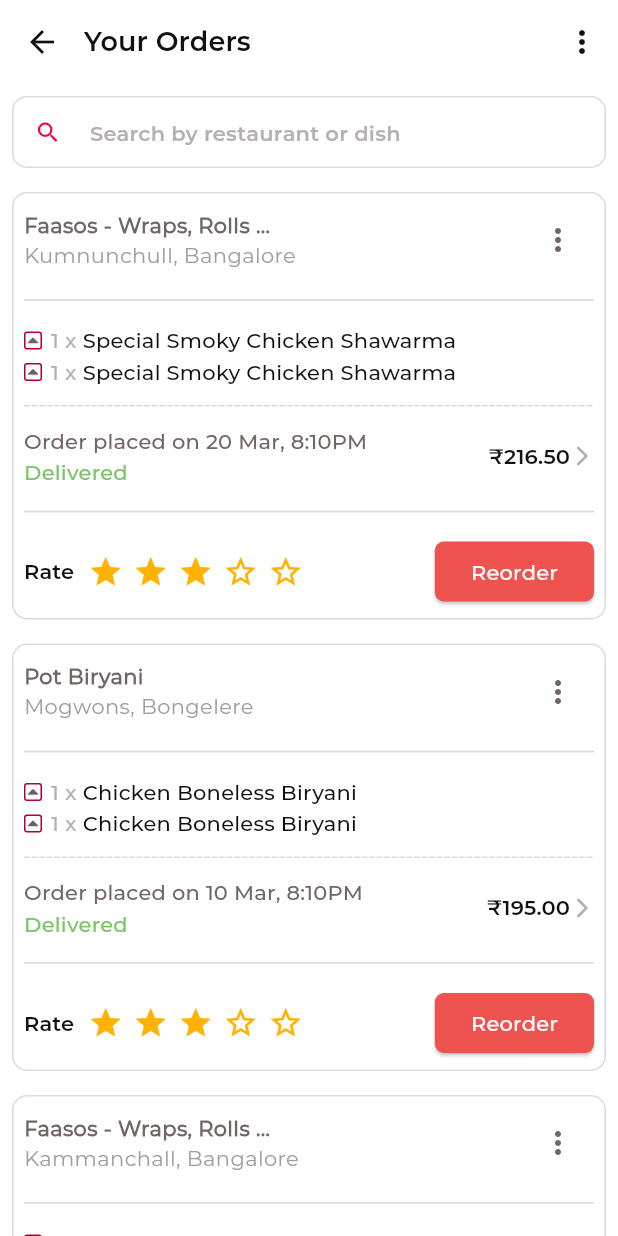
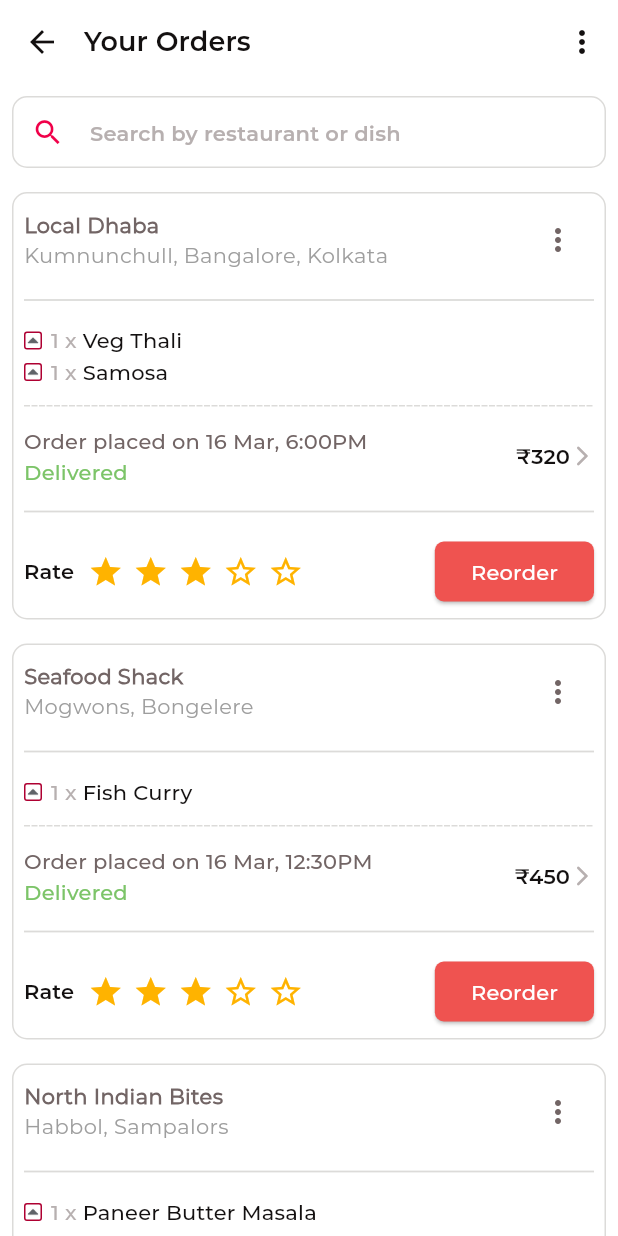
Before and after one commit to tulasireddytulasi/SpicyPickles, a Flutter app: the OrdersScreen screen opened directly, on a phone screen of 412 x 824 dp. Run offline on Flutter 3.47's test engine with Material 3 defaults, Android fonts, the phone set to English and light mode, and no system bars; our stand-ins replace bloc, cached_network_image, equatable, flutter_bloc, flutter_svg, infinite_scroll_pagination and 2 more; network calls fail.

Commit message:
add: Updated Orders Model and made data dynamic

```diff
--- a/lib/core/utils/dummy_data/orders_data.dart
+++ b/lib/core/utils/dummy_data/orders_data.dart
@@ -6,7 +6,7 @@ class OrdersData {
       {
         "orderDate": "16 Mar, 6:00PM",
         "orderId": "#123456789ABC",
-        "deliveryAddress": "Bangalore",
+        "deliveryAddress": "Bangalore, Kolkata",
         "orderDeliveredDate": "16 Mar, 7:15PM",
         "totalPrice": 320,
         "taxes": 18,
@@ -14,12 +14,13 @@ class OrdersData {
         "couponName": "EATNOW",
         "deliveryCharges": 25,
         "restPackingCharges": 5,
+        "restaurantName": "Local Dhaba",
+        "restaurantLocation": "Kumnunchull, Bangalore, Kolkata",
         "platformFees": 5,
         "payment": "Paytm",
         "phoneNo": 9988776655,
-        "Items": [
+        "items": [
           {
-            "restaurantName": "Local Dhaba",
             "itemName": "Veg Thali",
             "price": 200,
             "rating": 4.2,
@@ -27,7 +28,6 @@ class OrdersData {
             "isVeg": true,
           },
           {
-            "restaurantName": "Snack Corner",
             "itemName": "Samosa",
             "price": 120,
             "rating": 4,
@@ -47,12 +47,13 @@ class OrdersData {
         "couponName": "LUNCHDEAL",
         "deliveryCharges": 30,
         "restPackingCharges": 3,
+        "restaurantName": "Seafood Shack",
+        "restaurantLocation": 'Mogwons, Bongelere',
         "platformFees": 7,
         "payment": "Google Pay",
         "phoneNo": 8899001122,
-        "Items": [
+        "items": [
           {
-            "restaurantName": "Seafood Shack",
             "itemName": "Fish Curry",
             "price": 450,
             "rating": 4.5,
@@ -72,12 +73,13 @@ class OrdersData {
         "couponName": "DINNER15",
         "deliveryCharges": 20,
         "restPackingCharges": 2,
+        "restaurantName": "North Indian Bites",
+        "restaurantLocation": "Habbol, Sampalors",
         "platformFees": 4,
         "payment": "Credit Card",
         "phoneNo": 7766554433,
-        "Items": [
+        "items": [
           {
-            "restaurantName": "North Indian Bites",
             "itemName": "Paneer Butter Masala",
             "price": 280,
             "rating": 4.3,
@@ -97,12 +99,13 @@ class OrdersData {
         "couponName": "TEAANDSNACKS",
         "deliveryCharges": 28,
         "restPackingCharges": 4,
+        "restaurantName": "Coffee House",
+        "restaurantLocation": "Hennur, Bangalore, Kolkata",
         "platformFees": 6,
         "payment": "UPI",
         "phoneNo": 6655443322,
-        "Items": [
+        "items": [
           {
-            "restaurantName": "Coffee House",
             "itemName": "Idli Vada",
             "price": 180,
             "rating": 4.1,
@@ -122,12 +125,13 @@ class OrdersData {
         "couponName": "MORNINGJOY",
         "deliveryCharges": 18,
         "restPackingCharges": 1,
+        "restaurantName": "Sweet Shop",
+        "restaurantLocation": "Hennur, Bangalore, Kolkata",
         "platformFees": 3,
         "payment": "Debit Card",
         "phoneNo": 5544332211,
-        "Items": [
+        "items": [
           {
-            "restaurantName": "Sweet Shop",
             "itemName": "Rasgulla",
             "price": 250,
             "rating": 4.4,
@@ -147,12 +151,12 @@ class OrdersData {
         "couponName": "BRUNCH",
         "deliveryCharges": 22,
         "restPackingCharges": 3,
+        "restaurantName": "Healthy Bites",
         "platformFees": 5,
         "payment": "Paytm",
         "phoneNo": 4433221100,
-        "Items": [
+        "items": [
           {
-            "restaurantName": "Healthy Bites",
             "itemName": "Poha",
             "price": 150,
             "rating": 4.6,
@@ -172,12 +176,12 @@ class OrdersData {
         "couponName": "RAJASTHAN",
         "deliveryCharges": 15,
         "restPackingCharges": 2,
+        "restaurantName": "Rajasthani Foods",
         "platformFees": 3,
         "payment": "Google Pay",
         "phoneNo": 3322110099,
-        "Items": [
+        "items": [
           {
-            "restaurantName": "Rajasthani Foods",
             "itemName": "Dal Baati",
             "price": 220,
             "rating": 4.7,
@@ -197,12 +201,12 @@ class OrdersData {
         "couponName": "LUCKNOWI",
         "deliveryCharges": 19,
         "restPackingCharges": 2,
+        "restaurantName": "Kebabs & Biryani",
         "platformFees": 4,
         "payment": "Credit Card",
         "phoneNo": 2211009988,
-        "Items": [
+        "items": [
           {
-            "restaurantName": "Kebabs & Biryani",
             "itemName": "Veg Biryani",
             "price": 270,
             "rating": 4.2,
--- a/lib/model/orders_model.dart
+++ b/lib/model/orders_model.dart
@@ -11,28 +11,28 @@ String ordersModelToJson(OrdersModel data) => json.encode(data.toJson());
 class OrdersModel {
   int? totalResults;
   int? page;
-  List<Order>? orders;
+  List<Orders>? ordersList;
 
   OrdersModel({
     this.totalResults,
     this.page,
-    this.orders,
+    this.ordersList,
   });
 
   factory OrdersModel.fromJson(Map<String, dynamic> json) => OrdersModel(
     totalResults: json["totalResults"],
     page: json["page"],
-    orders: json["orders"] == null ? [] : List<Order>.from(json["orders"]!.map((x) => Order.fromJson(x))),
+    ordersList: json["ordersList"] == null ? [] : List<Orders>.from(json["ordersList"]!.map((x) => Orders.fromJson(x))),
   );
 
   Map<String, dynamic> toJson() => {
     "totalResults": totalResults,
     "page": page,
-    "orders": orders == null ? [] : List<dynamic>.from(orders!.map((x) => x.toJson())),
+    "ordersList": ordersList == null ? [] : List<dynamic>.from(ordersList!.map((x) => x.toJson())),
   };
 }
 
-class Order {
+class Orders {
   String? orderDate;
   String? orderId;
   String? deliveryAddress;
@@ -43,12 +43,14 @@ class Order {
   String? couponName;
   int? deliveryCharges;
   int? restPackingCharges;
+  String? restaurantName;
+  String? restaurantLocation;
   int? platformFees;
   String? payment;
   int? phoneNo;
   List<Item>? items;
 
-  Order({
+  Orders({
     this.orderDate,
     this.orderId,
     this.deliveryAddress,
@@ -59,13 +61,15 @@ class Order {
     this.couponName,
     this.deliveryCharges,
     this.restPackingCharges,
+    this.restaurantName,
+    this.restaurantLocation,
     this.platformFees,
     this.payment,
     this.phoneNo,
     this.items,
   });
 
-  factory Order.fromJson(Map<String, dynamic> json) => Order(
+  factory Orders.fromJson(Map<String, dynamic> json) => Orders(
     orderDate: json["orderDate"],
     orderId: json["orderId"],
     deliveryAddress: json["deliveryAddress"],
@@ -76,10 +80,12 @@ class Order {
     couponName: json["couponName"],
     deliveryCharges: json["deliveryCharges"],
     restPackingCharges: json["restPackingCharges"],
+    restaurantName: json["restaurantName"],
+    restaurantLocation: json["restaurantLocation"],
     platformFees: json["platformFees"],
     payment: json["payment"],
     phoneNo: json["phoneNo"],
-    items: json["Items"] == null ? [] : List<Item>.from(json["Items"]!.map((x) => Item.fromJson(x))),
+    items: json["items"] == null ? [] : List<Item>.from(json["items"]!.map((x) => Item.fromJson(x))),
   );
 
   Map<String, dynamic> toJson() => {
@@ -93,15 +99,16 @@ class Order {
     "couponName": couponName,
     "deliveryCharges": deliveryCharges,
     "restPackingCharges": restPackingCharges,
+    "restaurantName": restaurantName,
+    "restaurantLocation": restaurantLocation,
     "platformFees": platformFees,
     "payment": payment,
     "phoneNo": phoneNo,
-    "Items": items == null ? [] : List<dynamic>.from(items!.map((x) => x.toJson())),
+    "items": items == null ? [] : List<dynamic>.from(items!.map((x) => x.toJson())),
   };
 }
 
 class Item {
-  String? restaurantName;
   String? itemName;
   int? price;
   double? rating;
@@ -109,7 +116,6 @@ class Item {
   bool? isVeg;
 
   Item({
-    this.restaurantName,
     this.itemName,
     this.price,
     this.rating,
@@ -118,7 +124,6 @@ class Item {
   });
 
   factory Item.fromJson(Map<String, dynamic> json) => Item(
-    restaurantName: json["restaurantName"],
     itemName: json["itemName"],
     price: json["price"],
     rating: json["rating"]?.toDouble(),
@@ -127,7 +132,6 @@ class Item {
   );
 
   Map<String, dynamic> toJson() => {
-    "restaurantName": restaurantName,
     "itemName": itemName,
     "price": price,
     "rating": rating,
--- a/lib/presentation/orders_screen/bloc/orders_bloc.dart
+++ b/lib/presentation/orders_screen/bloc/orders_bloc.dart
@@ -21,7 +21,7 @@ class OrdersBloc extends Bloc<OrdersEvent, OrdersState> {
       emit(const OrdersLoading());
       await Future.delayed(Duration(milliseconds: 500));
       final ordersModel = ordersModelFromJson(json.encode(OrdersData.ordersData));
-      final List<Order> ordersList = ordersModel.orders ?? [];
+      final List<Orders> ordersList = ordersModel.ordersList ?? [];
       emit(OrdersLoaded(ordersList: ordersList));
     } catch (e, s) {
       log("FetchFoodItems Error: $e");
--- a/lib/presentation/orders_screen/bloc/orders_state.dart
+++ b/lib/presentation/orders_screen/bloc/orders_state.dart
@@ -22,7 +22,7 @@ final class OrdersLoading extends OrdersState {
 final class OrdersLoaded extends OrdersState {
   const OrdersLoaded({required this.ordersList});
 
-  final List<Order> ordersList;
+  final List<Orders> ordersList;
 
   @override
   List<Object> get props => [];
--- a/lib/presentation/orders_screen/orders_screen.dart
+++ b/lib/presentation/orders_screen/orders_screen.dart
@@ -30,9 +30,7 @@ class _OrdersScreenState extends State<OrdersScreen> {
         title: Text('Your Orders', style: context.textStyle?.labelLarge?.copyWith(fontSize: 18)),
         leading: IconButton(
           icon: const Icon(Icons.arrow_back),
-          onPressed: () {
-            // Handle back button press
-          },
+          onPressed: () => Navigator.pop(context),
         ),
         actions: [
           IconButton(
@@ -48,6 +46,8 @@ class _OrdersScreenState extends State<OrdersScreen> {
           if (state == OrdersLoading()) {
             return ShimmerEffect();
           }
+          if(state == OrdersLoaded(ordersList: [])){
+           (state as OrdersLoaded);
             return Column(
               children: [
                 Padding(
@@ -59,7 +59,7 @@ class _OrdersScreenState extends State<OrdersScreen> {
                         fontFamily: 'MontserratSemiBold',
                         color: AppColors.grey,
                       ),
-                    prefixIcon: Icon(Icons.search, color: AppColors.crimson),
+                      prefixIcon: Icon(Icons.search, color: AppColors.crimson, size: 22,),
                       border: OutlineInputBorder(
                         borderRadius: BorderRadius.circular(10.0),
                       ),
@@ -67,55 +67,20 @@ class _OrdersScreenState extends State<OrdersScreen> {
                   ),
                 ),
                 Expanded(
-                child: ListView(
-                  children: [
-                    OrderItem(
-                      restaurantName: 'Faasos - Wraps, Rolls ...',
-                      location: 'Kumnunchull, Bangalore',
-                      dishName: 'Special Smoky Chicken Shawarma',
-                      price: '₹216.50',
-                      orderDate: '20 Mar, 8:10PM',
-                    ),
-                    OrderItem(
-                      restaurantName: 'Pot Biryani',
-                      location: 'Mogwons, Bongelere',
-                      dishName: 'Chicken Boneless Biryani',
-                      price: '₹195.00',
-                      orderDate: '10 Mar, 8:10PM',
-                    ),
-                    OrderItem(
-                      restaurantName: 'Faasos - Wraps, Rolls ...',
-                      location: 'Kammanchall, Bangalore',
-                      dishName: 'Special Smoky Chicken Shawarma',
-                      price: '₹226.21',
-                      orderDate: '14 Feb, 12:27AM',
-                    ),
-                    OrderItem(
-                      restaurantName: 'Faasos - Wraps, Rolls ...',
-                      location: 'Kummanchall, Bangalore',
-                      dishName: 'Classic Smoky Chicken Shawarma',
-                      price: '₹190.27',
-                      orderDate: '11 Feb, 7:47PM',
-                    ),
-                    OrderItem(
-                      restaurantName: 'Paradise Biryani - A L ...',
-                      location: 'Habbol, Sampalors',
-                      dishName: 'Rayal Chicken Dum Biryani (Serves 1)',
-                      price: '₹245.00',
-                      orderDate: '07 Feb, 9:53PM',
-                    ),
-                    OrderItem(
-                      restaurantName: 'Rolls On Wheels - Sha ...',
-                      location: 'Hennur, Bangalore',
-                      dishName: 'Chicken Tikka Roll',
-                      price: '₹206.00',
-                      orderDate: '06 Feb, 11:00PM',
-                    ),
-                  ],
+                  child: ListView.separated(
+                    itemCount: state.ordersList.length,
+                    separatorBuilder: (context, index) => SizedBox.shrink(),
+                    itemBuilder: (context, index) {
+                      return OrderItem(
+                        orders: state.ordersList[index],
+                      );
+                    },
                   ),
                 ),
               ],
             );
+          }
+          return Center(child: Text("No Orders"),);
         },
       ),
     );
--- a/lib/presentation/orders_screen/widget/order_card.dart
+++ b/lib/presentation/orders_screen/widget/order_card.dart
@@ -1,24 +1,15 @@
 import 'package:flutter/material.dart';
 import 'package:spicypickles/core/utils/app_colors.dart';
 import 'package:spicypickles/core/utils/app_extensions.dart';
+import 'package:spicypickles/model/orders_model.dart';
 import 'package:spicypickles/presentation/orders_screen/widget/non_veg_icon.dart';
 import 'package:spicypickles/presentation/orders_screen/widget/star_rating_widget.dart';
 import 'package:spicypickles/presentation/widgets/dash_line_divider_widget.dart';
 
 class OrderItem extends StatelessWidget {
-  final String restaurantName;
-  final String location;
-  final String dishName;
-  final String price;
-  final String orderDate;
+  final Orders orders;
 
-  OrderItem({
-    required this.restaurantName,
-    required this.location,
-    required this.dishName,
-    required this.price,
-    required this.orderDate,
-  });
+  OrderItem({required this.orders});
 
   @override
   Widget build(BuildContext context) {
@@ -46,10 +37,10 @@ class OrderItem extends StatelessWidget {
                     crossAxisAlignment: CrossAxisAlignment.start,
                     children: [
                       Text(
-                        restaurantName,
+                        orders.restaurantName ?? "",
                         style: const TextStyle(fontWeight: FontWeight.bold),
                       ),
-                      Text(location, style: const TextStyle(color: Colors.grey)),
+                      Text(orders.restaurantLocation ?? "", style: const TextStyle(color: Colors.grey)),
                     ],
                   ),
                   IconButton(
@@ -67,7 +58,7 @@ class OrderItem extends StatelessWidget {
                 crossAxisAlignment: CrossAxisAlignment.start,
                 mainAxisSize: MainAxisSize.min,
                 children: List.generate(
-                  2,
+                  orders.items?.length ?? 0,
                   (index) {
                     return Row(
                       crossAxisAlignment: CrossAxisAlignment.start,
@@ -81,11 +72,11 @@ class OrderItem extends StatelessWidget {
                           child: RichText(
                             text: TextSpan(children: [
                               TextSpan(
-                                text: "1 x ",
+                                text: "${orders.items?[index].noOfItems} x ",
                                 style: context.textStyle?.titleMedium?.copyWith(color: AppColors.grey),
                               ),
                               TextSpan(
-                                text: dishName,
+                                text: orders.items?[index].itemName,
                                 style: context.textStyle?.titleMedium?.copyWith(color: AppColors.black),
                               )
                             ]),
@@ -107,7 +98,7 @@ class OrderItem extends StatelessWidget {
                     crossAxisAlignment: CrossAxisAlignment.start,
                     children: [
                       Text(
-                        'Order placed on $orderDate',
+                        'Order placed on ${orders.orderDate ?? ""}',
                         style: context.textStyle?.titleMedium,
                       ),
                       Text(
@@ -119,7 +110,7 @@ class OrderItem extends StatelessWidget {
                   Row(
                     mainAxisSize: MainAxisSize.min,
                     children: [
-                      Text(price, style: context.textStyle?.labelLarge),
+                      Text("₹" + orders.totalPrice.toString(), style: context.textStyle?.labelLarge),
                       Icon(
                         Icons.arrow_forward_ios_rounded,
                         size: 16,
```
Lines whose indentation alone changed are shown as unchanged.
